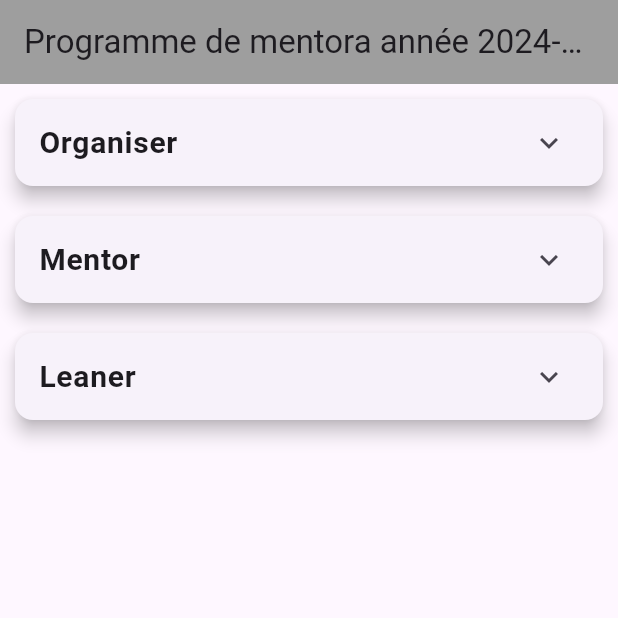
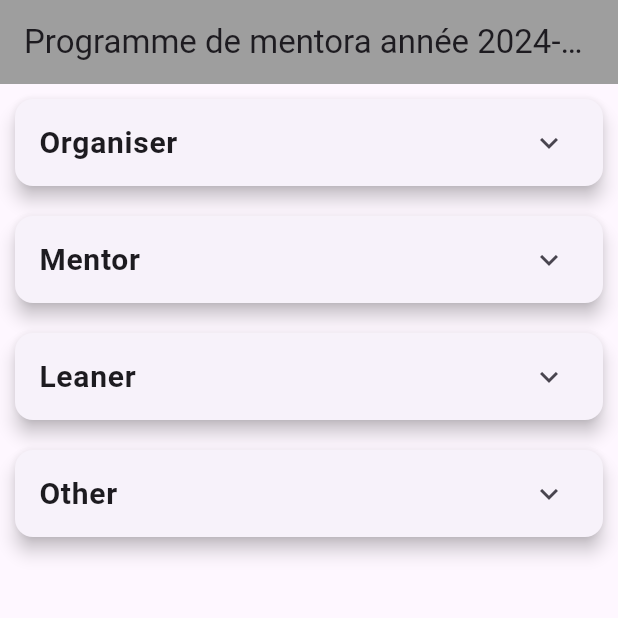
Before and after one commit to charmant216/Kope, a Flutter app: the screen it shows after launch, on a phone screen of 412 x 824 dp, the top half of it. Run offline on Flutter 3.47's test engine with Material 3 defaults, Android fonts, the phone set to English and light mode, and no system bars.

Commit message:
Ajout d'un autre champ

```diff
--- a/lib/main.dart
+++ b/lib/main.dart
@@ -20,6 +20,7 @@ class HomePage extends StatelessWidget {
     'Organiser': ['Tacite', 'Amani'],
     'Mentor': ['Georges', 'Bénédict', 'Kevin'],
     'Leaner': ['Charmant', 'Israël', 'Jacques'],
+    'Other' : ['Sam', 'Hermès', 'Christian', 'Destion']
   };
 
   @override
```
